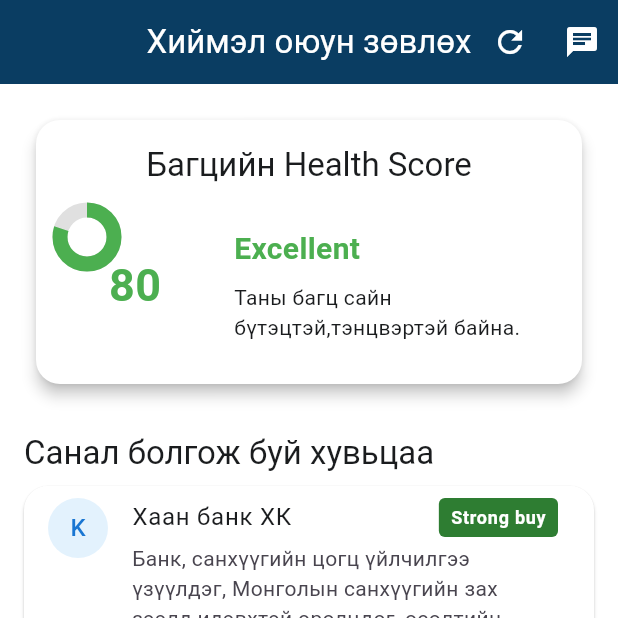
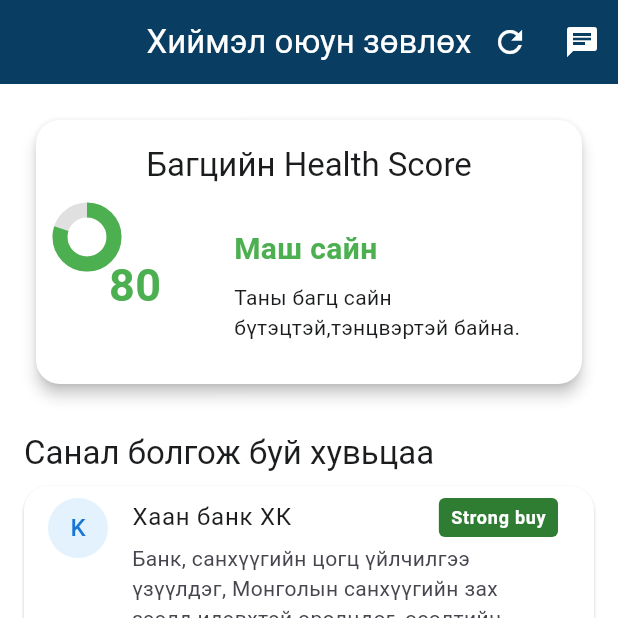
Before and after one commit to thejvgee/diplom, a Flutter app: the AIAdvisorScreen screen opened directly, on a phone screen of 412 x 824 dp, the top half of it. Run offline on Flutter 3.47's test engine with Material 3 defaults, Android fonts, the phone set to English and light mode, and no system bars; our stand-ins replace connectivity_plus, firebase_auth, firebase_core, fl_chart, flutter_secure_storage, google_generative_ai and 2 more; accounts and stored records are empty; network calls fail.

Commit message:
Update ai_advisor_screen.dart

```diff
--- a/lib/screen/ai_advisor_screen.dart
+++ b/lib/screen/ai_advisor_screen.dart
@@ -72,7 +72,6 @@ class _AIAdvisorScreenState extends State<AIAdvisorScreen> {
           _isLoading = false;
           _hasError = true;
           _errorMessage = 'Could not load data: ${e.toString()}';
-          // Use default data
           _stockRecommendations = _getDefaultStockRecommendations();
           _financialTips = _getDefaultFinancialTips();
           _marketAlerts = _getDefaultMarketAlerts();
@@ -293,7 +292,6 @@ class _AIAdvisorScreenState extends State<AIAdvisorScreen> {
         child: ListView(
           padding: EdgeInsets.all(16),
           children: [
-            // Portfolio Health Card
             Card(
               elevation: 4,
               child: Padding(
@@ -344,12 +342,12 @@ class _AIAdvisorScreenState extends State<AIAdvisorScreen> {
                             children: [
                               Text(
                                 _portfolioHealthScore >= 80
-                                    ? 'Excellent'
+                                    ? 'Маш сайн'
                                     : _portfolioHealthScore >= 70
-                                    ? 'Good'
+                                    ? 'Сайн'
                                     : _portfolioHealthScore >= 60
-                                    ? 'Fair'
-                                    : 'Needs Attention',
+                                    ? 'Дундаж'
+                                    : 'Анхаарал хэрэгтэй',
                                 style: TextStyle(
                                   fontSize: 20,
                                   fontWeight: FontWeight.bold,
@@ -376,10 +374,7 @@ class _AIAdvisorScreenState extends State<AIAdvisorScreen> {
                 ),
               ),
             ),
-
             SizedBox(height: 24),
-
-            // Stock Recommendations
             Text(
               'Санал болгож буй хувьцаа',
               style: Theme.of(context).textTheme.titleLarge,
@@ -466,12 +461,8 @@ class _AIAdvisorScreenState extends State<AIAdvisorScreen> {
                   ),
                   isThreeLine: true,
                 ),
-              ))
-                  .toList(),
-
+              )).toList(),
             SizedBox(height: 24),
-
-            // Market Alerts
             Text(
               'Зах зээлийн сануулга',
               style: Theme.of(context).textTheme.titleLarge,
@@ -525,8 +516,6 @@ class _AIAdvisorScreenState extends State<AIAdvisorScreen> {
               )).toList(),
 
             SizedBox(height: 24),
-
-            // Financial Tips
             Text(
               'Санхүүгийн зөвөлгөө',
               style: Theme.of(context).textTheme.titleLarge,
@@ -582,8 +571,6 @@ class _AIAdvisorScreenState extends State<AIAdvisorScreen> {
                 ),
               )).toList(),
             SizedBox(height: 24),
-
-            // Chat button
             ElevatedButton.icon(
               onPressed: () => Navigator.push(
                 context,
```
